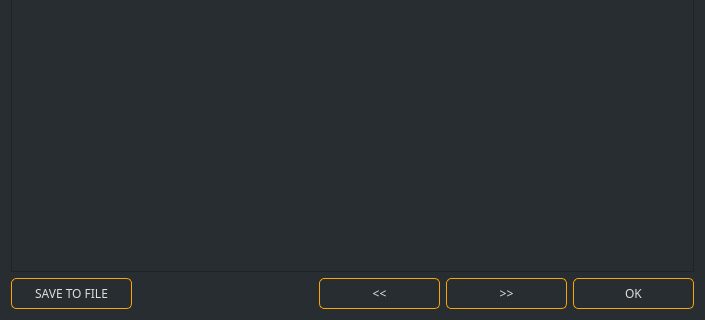
Old version of the form src/gui/ui/messagedetailsdialog.ui in the repository ConcealNetwork/conceal-desktop; both pictures show x 0 to 705 and y 173 to 493 of the 705 by 493 pixel window.
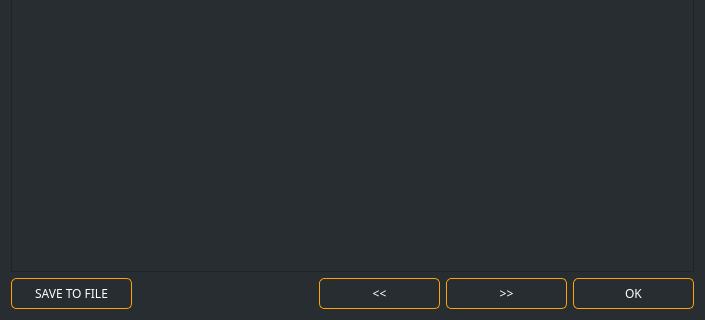
New version of the form.

Commit message: Finished hover effects

```diff
--- a/src/gui/ui/messagedetailsdialog.ui
+++ b/src/gui/ui/messagedetailsdialog.ui
@@ -165,7 +165,23 @@
         </font>
        </property>
        <property name="styleSheet">
-        <string notr="true">color: #ddd; border: 1px solid orange; font-size: 12px; border-radius: 5px; font-family: 'Poppins';</string>
+        <string notr="true">QPushButton#m_saveButton
+{
+    color: #fff;
+    border: 1px solid orange;
+    font-size: 12px;
+    border-radius: 5px;
+    font-family: 'Poppins';
+}
+
+QPushButton#m_saveButton:hover
+{
+    color: orange;
+    border: 1px solid orange;
+    font-size: 12px;
+    border-radius: 5px;
+    font-family: 'Poppins';
+}</string>
        </property>
        <property name="text">
         <string>SAVE TO FILE</string>
@@ -200,7 +216,23 @@
         </font>
        </property>
        <property name="styleSheet">
-        <string notr="true">color: #ddd; border: 1px solid orange; font-size: 12px; border-radius: 5px; font-family: 'Poppins';</string>
+        <string notr="true">QPushButton#m_prevButton
+{
+    color: #fff;
+    border: 1px solid orange;
+    font-size: 12px;
+    border-radius: 5px;
+    font-family: 'Poppins';
+}
+
+QPushButton#m_prevButton:hover
+{
+    color: orange;
+    border: 1px solid orange;
+    font-size: 12px;
+    border-radius: 5px;
+    font-family: 'Poppins';
+}</string>
        </property>
        <property name="text">
         <string>&lt;&lt;</string>
@@ -222,7 +254,23 @@
         </font>
        </property>
        <property name="styleSheet">
-        <string notr="true">color: #ddd; border: 1px solid orange; font-size: 12px; border-radius: 5px; font-family: 'Poppins';</string>
+        <string notr="true">QPushButton#m_nextButton
+{
+    color: #fff;
+    border: 1px solid orange;
+    font-size: 12px;
+    border-radius: 5px;
+    font-family: 'Poppins';
+}
+
+QPushButton#m_nextButton:hover
+{
+    color: orange;
+    border: 1px solid orange;
+    font-size: 12px;
+    border-radius: 5px;
+    font-family: 'Poppins';
+}</string>
        </property>
        <property name="text">
         <string>&gt;&gt;</string>
@@ -244,7 +292,23 @@
         </font>
        </property>
        <property name="styleSheet">
-        <string notr="true">color: #ddd; border: 1px solid orange; font-size: 12px; border-radius: 5px; font-family: 'Poppins';</string>
+        <string notr="true">QPushButton#m_okButton
+{
+    color: #fff;
+    border: 1px solid orange;
+    font-size: 12px;
+    border-radius: 5px;
+    font-family: 'Poppins';
+}
+
+QPushButton#m_okButton:hover
+{
+    color: orange;
+    border: 1px solid orange;
+    font-size: 12px;
+    border-radius: 5px;
+    font-family: 'Poppins';
+}</string>
        </property>
        <property name="text">
         <string>OK</string>
```
The commit also changes 16 other files.
